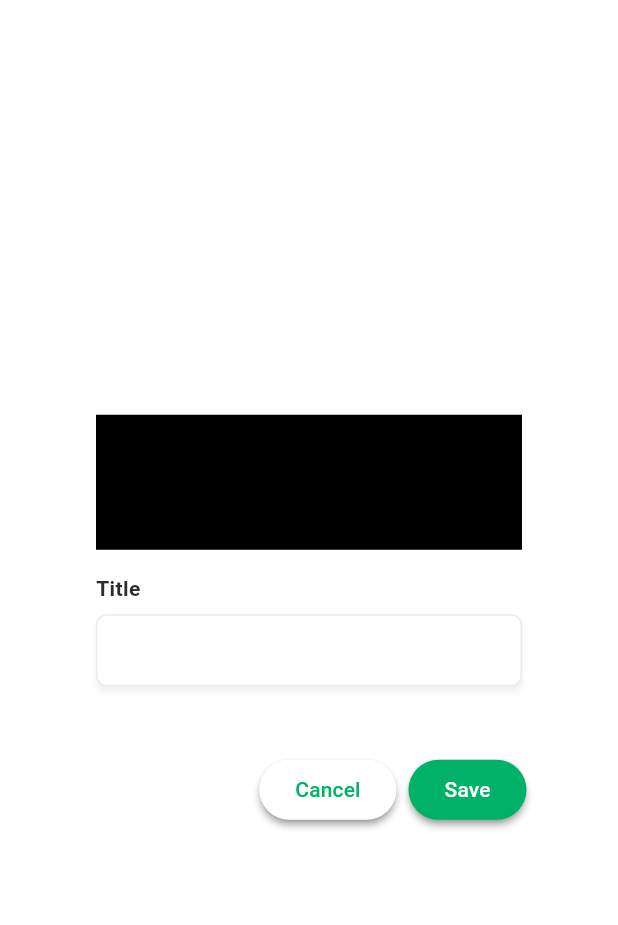
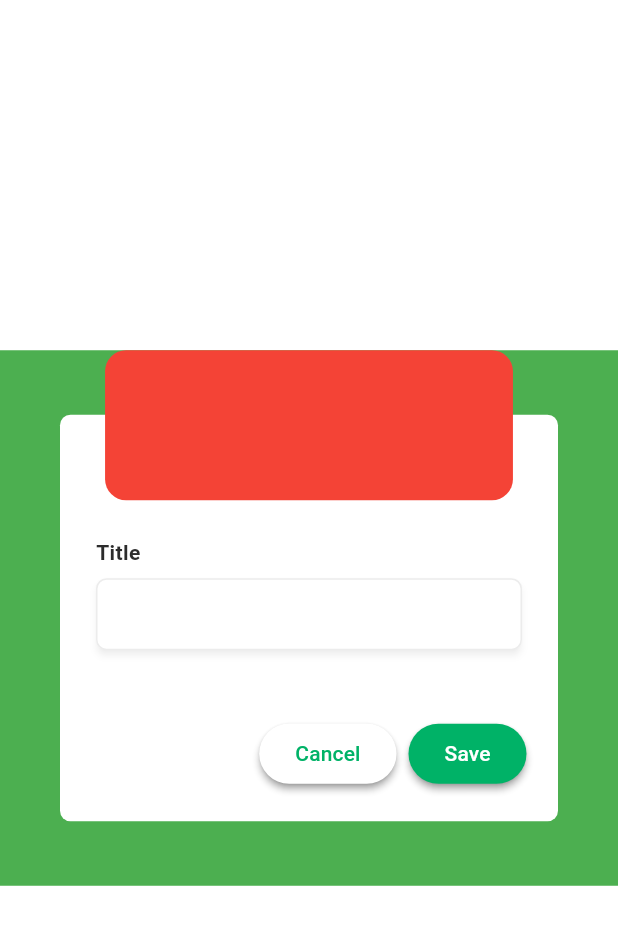
Before and after one commit to Skaihen/Nabu, a Flutter app: the TaskDialog widget shown alone on an empty page, opened directly, on a phone screen of 412 x 824 dp. Shown: the top 925 px of the screen. Run offline on Flutter 3.47's test engine with Material 2 defaults, Android fonts, the phone set to English and light mode, and no system bars; our stand-ins replace get_it, hive_flutter, stacked; accounts and stored records are empty.

Commit message:
Update task_dialog.dart

```diff
--- a/lib/ui/home_screen/task_dialog.dart
+++ b/lib/ui/home_screen/task_dialog.dart
@@ -19,27 +19,29 @@ class _TaskDialogState extends State<TaskDialog> {
     double width = MediaQuery.of(context).size.width;
     final l10n = S.of(context);
 
-    return AlertDialog(
+    return Center(
+      child: Stack(alignment: Alignment.topCenter, children: [
+        Container(
+            color: Colors.green,
+            height: CustomUI.xSize(51),
+            width: width,
+            child: AlertDialog(
+              scrollable: true,
               actionsOverflowButtonSpacing: CustomUI.xSize(2),
-      scrollable: true,
-      title: SizedBox(
-          height: 90,
-          child: Container(
-            color: Colors.black,
-          )),
+              title: SizedBox(height: CustomUI.xSize(6)),
               content: SizedBox(
                 width: width,
                 child: Form(
                     child: Column(
                         crossAxisAlignment: CrossAxisAlignment.start,
-            children: <Widget>[
+                        mainAxisSize: MainAxisSize.min,
+                        children: [
                       Text(l10n.taskDialogInputTitle,
                           style: TextStyle(fontWeight: FontWeight.bold)),
                       SizedBox(height: CustomUI.xSize(1)),
-              CustomTextFormField(taskTitleController: taskTitleController),
-            ],
-          ),
-        ),
+                      CustomTextFormField(
+                          taskTitleController: taskTitleController)
+                    ])),
               ),
               actions: [
                 ElevatedButton(
@@ -66,6 +68,16 @@ class _TaskDialogState extends State<TaskDialog> {
                           overflow: TextOverflow.ellipsis)),
                 ),
               ],
+            )),
+        Container(
+          height: 100,
+          width: width * 0.66,
+          decoration: BoxDecoration(
+            color: Colors.red,
+            borderRadius: BorderRadius.circular(CustomUI.xSize(2)),
+          ),
+        ),
+      ]),
     );
   }
 
```
Lines whose indentation alone changed are shown as unchanged.
